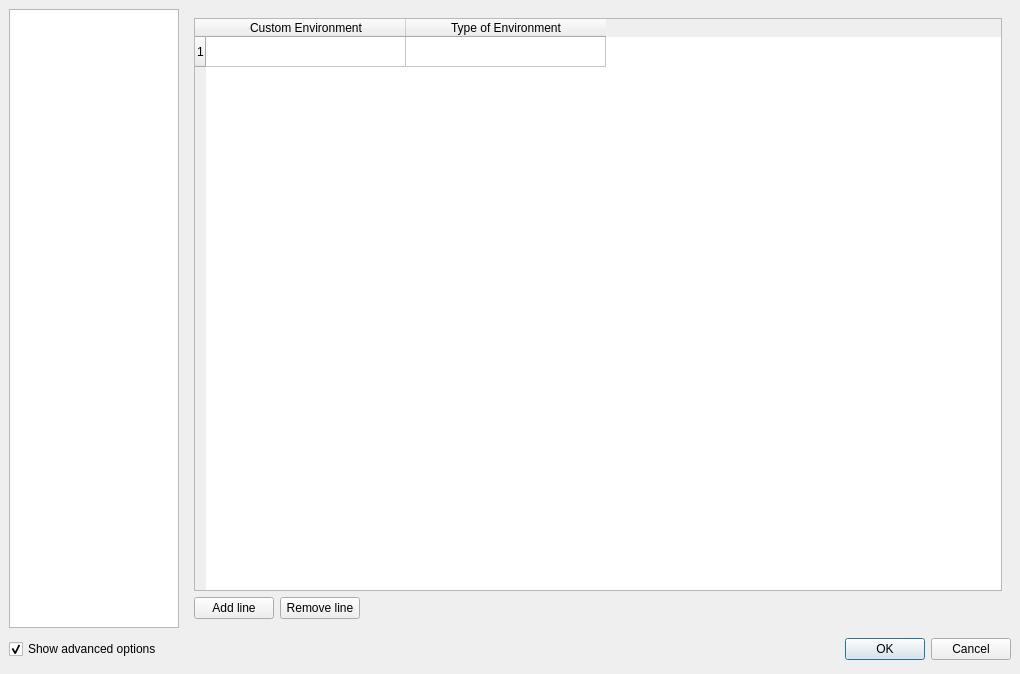
This is configdialog.ui in svn2github/texstudio-trunk as Qt 5 draws it before an edit. The edited form follows.
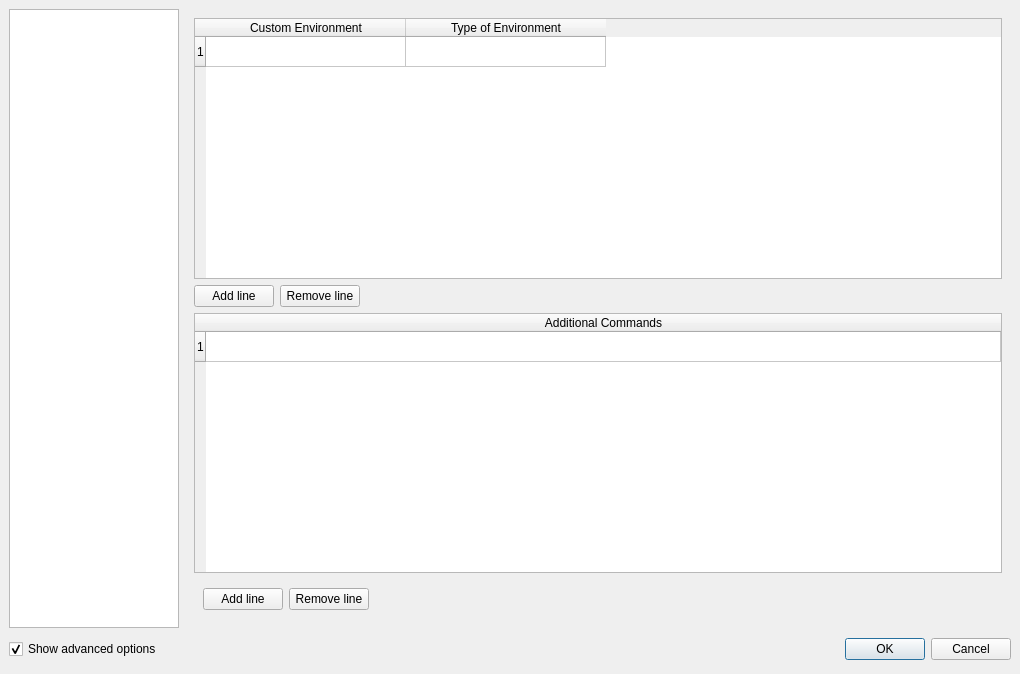
This is the edited form. The open tabs and pages were chosen to show the change. Icons and pictures are not drawn.

Commit message: let user add custom commands for syntax checking

The edit to the form file:
```diff
--- a/configdialog.ui
+++ b/configdialog.ui
@@ -1574,6 +1574,55 @@
          </item>
         </layout>
        </item>
+       <item>
+        <widget class="QTableWidget" name="twCustomSyntax">
+         <property name="rowCount">
+          <number>1</number>
+         </property>
+         <attribute name="horizontalHeaderStretchLastSection">
+          <bool>true</bool>
+         </attribute>
+         <row/>
+         <column>
+          <property name="text">
+           <string>Additional Commands</string>
+          </property>
+         </column>
+        </widget>
+       </item>
+       <item>
+        <widget class="QWidget" name="widget" native="true">
+         <layout class="QHBoxLayout" name="horizontalLayout">
+          <item>
+           <widget class="QPushButton" name="pbAddSyntaxLine">
+            <property name="text">
+             <string>Add line</string>
+            </property>
+           </widget>
+          </item>
+          <item>
+           <widget class="QPushButton" name="pbRemoveSyntaxLine">
+            <property name="text">
+             <string>Remove line</string>
+            </property>
+           </widget>
+          </item>
+          <item>
+           <spacer name="horizontalSpacer">
+            <property name="orientation">
+             <enum>Qt::Horizontal</enum>
+            </property>
+            <property name="sizeHint" stdset="0">
+             <size>
+              <width>40</width>
+              <height>20</height>
+             </size>
+            </property>
+           </spacer>
+          </item>
+         </layout>
+        </widget>
+       </item>
       </layout>
      </widget>
      <widget class="QWidget" name="page">
```
Left out of the diff: 2 changed lines with no effect on the pictures. The commit also changes 6 other files.
